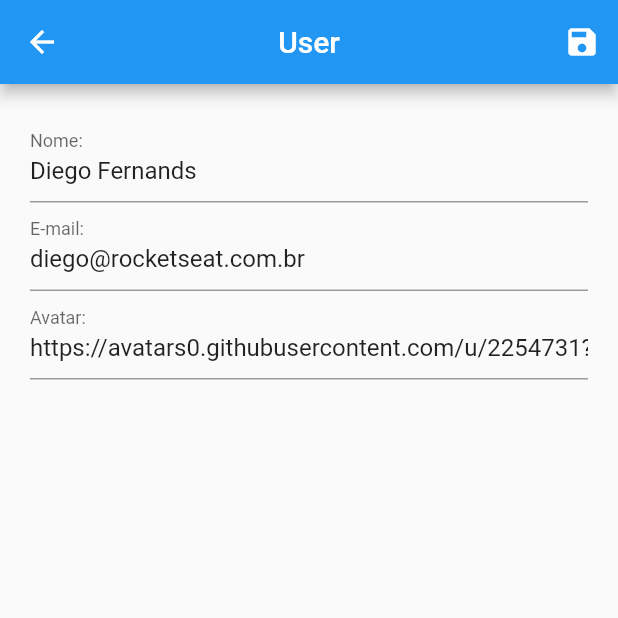
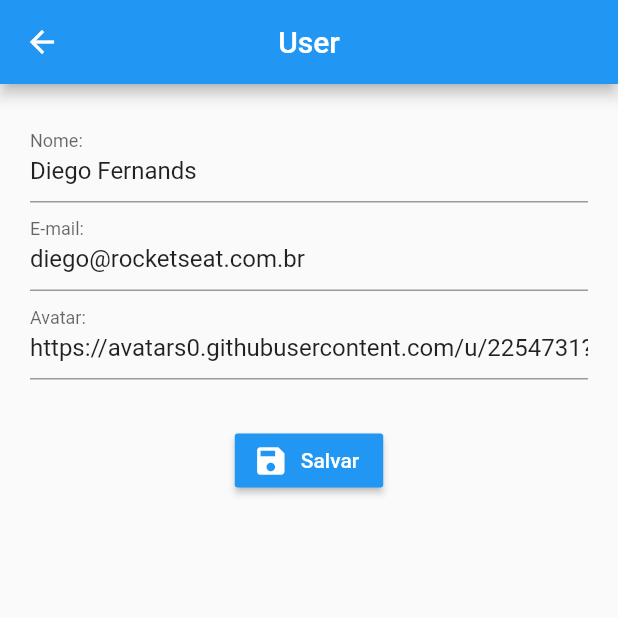
Before and after one commit to juliojc12/crud_flutter, a Flutter app: the screen it shows after launch, after a tap on the "edit" icon, on a phone screen of 412 x 824 dp, the top half of it. Run offline on Flutter 3.47's test engine with Material 2 defaults, Android fonts, the phone set to English and light mode, and no system bars; network calls fail.

Commit message:
Add button on form user form

```diff
--- a/lib/views/user_form.dart
+++ b/lib/views/user_form.dart
@@ -4,23 +4,20 @@ import 'package:flutter/material.dart';
 import 'package:provider/provider.dart';
 
 class UserForm extends StatelessWidget {
-
   final _form = GlobalKey<FormState>();
   final Map<String, String> _formData = {};
 
-  void _loadFormData(User user){
-    if(user != null){
-    _formData['id'] = user.id;
-    _formData['name'] = user.name;
-    _formData['email'] = user.email;
-    _formData['avatarUrl'] = user.avatarUrl;
+  void _loadFormData(User user) {
+    if (user != null) {
+      _formData['id'] = user.id;
+      _formData['name'] = user.name;
+      _formData['email'] = user.email;
+      _formData['avatarUrl'] = user.avatarUrl;
+    }
   }
-
-    }
 
   @override
   Widget build(BuildContext context) {
-
     final User user = ModalRoute.of(context).settings.arguments;
 
     _loadFormData(user);
@@ -29,27 +26,6 @@ class UserForm extends StatelessWidget {
       appBar: AppBar(
         centerTitle: true,
         title: Text('User'),
-        actions: <Widget>[
-          IconButton(
-            icon: Icon(Icons.save),
-            onPressed: () {
-              final isValid = _form.currentState.validate();
-
-              if (isValid) {
-                _form.currentState.save();
-                Provider.of<Users>(context, listen: false).put(
-                  User(
-                    id: _formData['id'],
-                    name: _formData['name'],
-                    email: _formData['email'],
-                    avatarUrl: _formData['avatarUrl'],
-                  ),
-                );
-                Navigator.of(context).pop();
-              }
-            },
-          ),
-        ],
       ),
       body: Padding(
         padding: EdgeInsets.all(20),
@@ -76,9 +52,10 @@ class UserForm extends StatelessWidget {
                 initialValue: _formData['email'],
                 decoration: InputDecoration(labelText: "E-mail:"),
                 validator: (value) {
-                  if (value == null || value.trim().isEmpty){
+                  if (value == null || value.trim().isEmpty) {
                     return "Por favor use um e-mail válido";
                   }
+                  return null;
                 },
                 onSaved: (value) => _formData['email'] = value,
               ),
@@ -87,6 +64,32 @@ class UserForm extends StatelessWidget {
                 decoration: InputDecoration(labelText: "Avatar:"),
                 onSaved: (value) => _formData['avatarUrl'] = value,
               ),
+              Padding(
+                padding: const EdgeInsets.only(top: 30.0),
+                child: Center(
+                  child: RaisedButton.icon(
+                    onPressed: () {
+                      final isValid = _form.currentState.validate();
+
+                      if (isValid) {
+                        _form.currentState.save();
+                        Provider.of<Users>(context, listen: false).put(
+                          User(
+                            id: _formData['id'],
+                            name: _formData['name'],
+                            email: _formData['email'],
+                            avatarUrl: _formData['avatarUrl'],
+                          ),
+                        );
+                        Navigator.of(context).pop();
+                      }
+                    },
+                    icon: Icon(Icons.save, color: Colors.white,),
+                    label: Text("Salvar", style: TextStyle(color: Colors.white), ),
+                    color: Colors.blue,
+                  ),
+                ),
+              ),
             ],
           ),
         ),
--- a/lib/views/user_list.dart
+++ b/lib/views/user_list.dart
@@ -1,5 +1,4 @@
 import 'package:crud_cod3r/components/user_tile.dart';
-import 'package:crud_cod3r/models/user.dart';
 import 'package:crud_cod3r/provider/users.dart';
 import 'package:crud_cod3r/routes/app_routes.dart';
 import 'package:flutter/material.dart';
```
